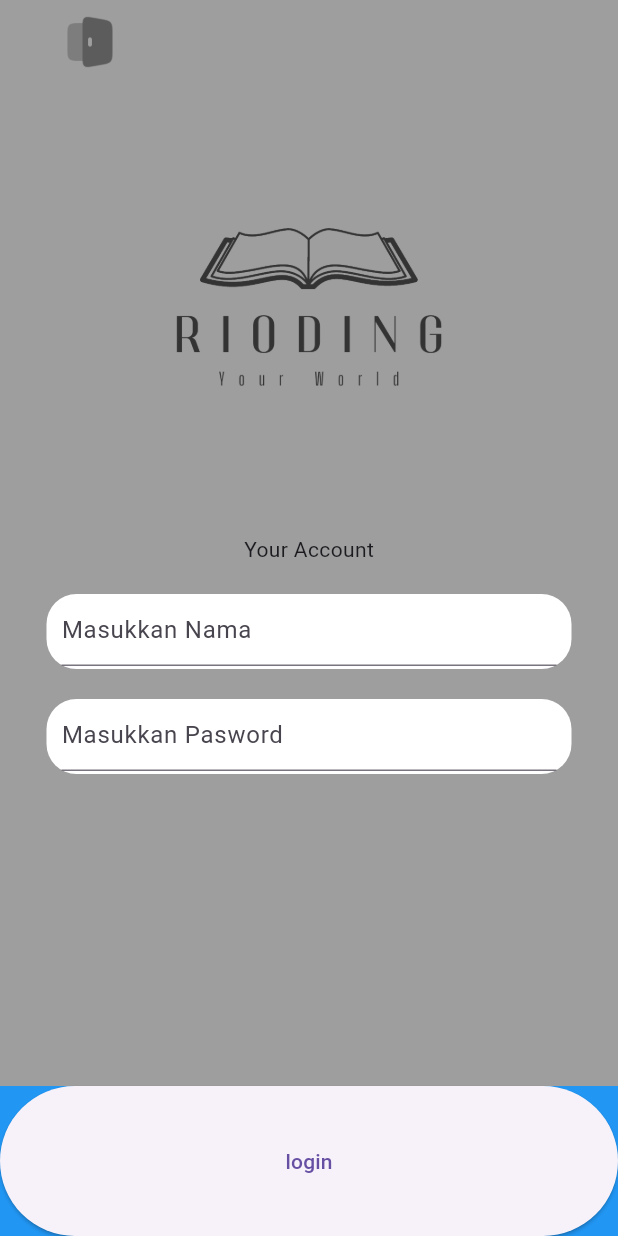
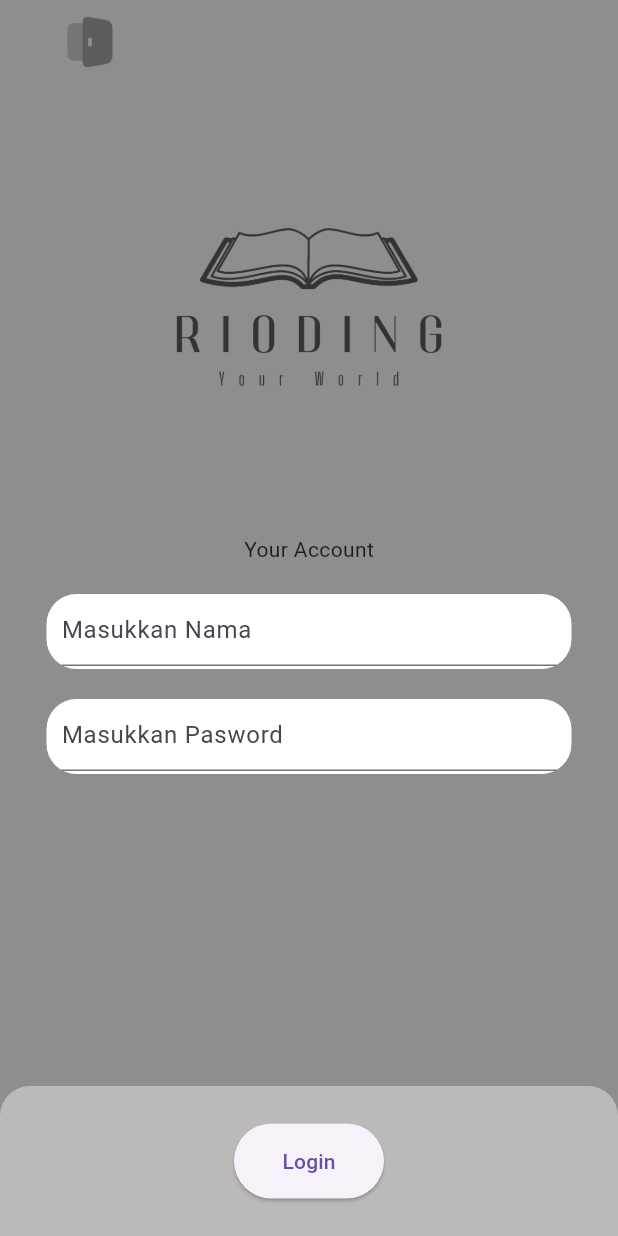
Before and after one commit to rionaldoriskysetyawan4/rioding_app, a Flutter app: the screen it shows after launch, on a phone screen of 412 x 824 dp. Run offline on Flutter 3.47's test engine with Material 3 defaults, Android fonts, the phone set to English and light mode, and no system bars; our stand-ins replace flutter_svg, get.

Commit message:
Upload Malam Ini 24/09/24

```diff
--- a/lib/Menu/Pages/LogInPage.dart
+++ b/lib/Menu/Pages/LogInPage.dart
@@ -5,18 +5,23 @@ import 'package:flutter_svg/flutter_svg.dart';
 import 'package:rioding_app/Widget/MyTextField.dart';
 
 class Loginpage extends StatelessWidget {
-  const Loginpage({super.key});
+
+  Loginpage({super.key});
+
+  final TextEditingController _nama = new TextEditingController();
+  final TextEditingController _pasword = new TextEditingController();
 
   @override
   Widget build(BuildContext context) {
     return Scaffold(
       appBar: AppBar(
-        backgroundColor: Colors.grey,
+        backgroundColor: Color(0xFF8E8E8E),
         title: Row(
           children: [
             ElevatedButton(
               style: ElevatedButton.styleFrom(
-                backgroundColor: Colors.transparent, // Make the button background transparent
+                backgroundColor: Colors
+                    .transparent, // Make the button background transparent
                 shadowColor: Colors.transparent, // Remove the shadow as well
               ),
               onPressed: () {
@@ -31,7 +36,7 @@ class Loginpage extends StatelessWidget {
         ),
       ),
       body: Container(
-        color: Colors.grey,
+        color: Color(0xFF8E8E8E),
         child: Column(
           children: <Widget>[
             Container(
@@ -45,52 +50,59 @@ class Loginpage extends StatelessWidget {
               child: Column(
                 children: [
                   Text("Your Account"),
-                SizedBox(height: 20,),
+                  SizedBox(
+                    height: 20,
+                  ),
                   MyTextField(
                     Text: "Masukkan Nama",
                     Radius: 20,
                     Width: 350,
                     Height: 50,
+                    controller: _nama,
                   ),
-                SizedBox(height: 20,),
+                  SizedBox(
+                    height: 20,
+                  ),
                   MyTextField(
                     Text: "Masukkan Pasword",
                     Radius: 20,
                     Width: 350,
                     Height: 50,
                     isObsecured: true,
+                    controller: _pasword,
                   ),
-
-
                 ],
               ),
-          )),
-
-          Container(
-            width: MediaQuery.of(context).size.width,
-            height: 100,
+            )),Container(
+              width: MediaQuery.of(context).size.width,  // Full screen width
+              height: 100,  // Fixed container height
               decoration: BoxDecoration(
-              color: Colors.black,
-              borderRadius: BorderRadius.circular(20)
+                color: Color(0xFFBBB9B9),
+                borderRadius: BorderRadius.only(
+                  topLeft: Radius.circular(20),  // Rounded top-left corner
+                  topRight: Radius.circular(20), // Rounded top-right corner
                 ),
-              child:
-              Container(
-                width: 50,
-                height: 50,
-                color: Colors.blue,
+              ),
+              child: Center(  // Center the button inside the container
+                child: Container(
+                  color: Color(0xFFBBB9B9),
+                  child: SizedBox(
+                    width: 100,  // Set the button's width to 100
+                    height: 50,  // Set the button's height to 50
                     child: ElevatedButton(
                       onPressed: () {
                         Get.toNamed('/Dashboard');
                       },
-                    child: Text("login")
+                      child: Text("Login"),
                     ),
                   ),
                 ),
+              ),
+            )
 
           ],
         ),
       ),
-
     );
   }
 }
--- a/lib/Widget/MyTextField.dart
+++ b/lib/Widget/MyTextField.dart
@@ -8,8 +8,9 @@ class MyTextField extends StatelessWidget {
   final double Width;
   final double Height;
   final bool? isObsecured;
+  final TextEditingController controller;
 
-  const MyTextField({super.key, required this.Text, required this.Radius, this.colormu, required this.Width, required this.Height, this.isObsecured,});
+  const MyTextField({super.key, required this.Text, required this.Radius, this.colormu, required this.Width, required this.Height, this.isObsecured, required this.controller,});
 
   @override
   Widget build(BuildContext context) {
@@ -26,6 +27,7 @@ class MyTextField extends StatelessWidget {
           padding: EdgeInsets.only(left: 10, right: 10),
           child:
           TextField(
+            controller: controller,
             obscureText: isObsecured ?? false,
             textAlign: TextAlign.left,
             decoration: InputDecoration(
```
Also changed, not shown: lib/Menu/Controller/Login Controller.dart (+11 -0 lines), lib/Menu/Pages/BookPage.dart (+9 -1 lines), lib/Menu/Pages/NewsPage.dart (+32 -1 lines), lib/Menu/Pages/ProfilPage.dart (+4 -9 lines), lib/Widget/InpoWidget.dart (+15 -6 lines). Lines whose indentation alone changed are shown as unchanged.
